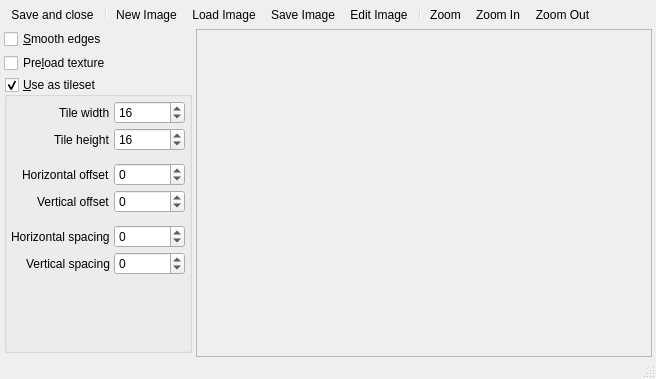
enigma-dev/RadialGM, file Editors/BackgroundEditor.ui: the form before one commit.
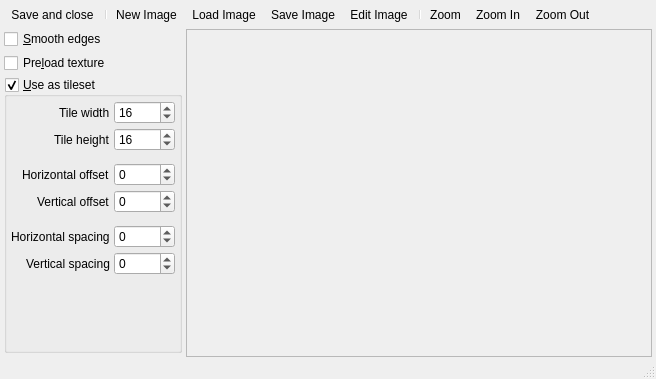
The form after the commit. Icons and pictures are not drawn. Custom widgets are drawn as their Qt base class.

Commit message: use GM5/GM8 min/max for tileset properties

```diff
--- a/Editors/BackgroundEditor.ui
+++ b/Editors/BackgroundEditor.ui
@@ -201,10 +201,10 @@
              <bool>true</bool>
             </property>
             <property name="minimum">
-             <number>-2147483647</number>
+             <number>0</number>
             </property>
             <property name="maximum">
-             <number>2147483647</number>
+             <number>32000</number>
             </property>
             <property name="value">
              <number>16</number>
@@ -227,10 +227,10 @@
              <bool>true</bool>
             </property>
             <property name="minimum">
-             <number>-2147483647</number>
+             <number>0</number>
             </property>
             <property name="maximum">
-             <number>2147483647</number>
+             <number>32000</number>
             </property>
             <property name="value">
              <number>16</number>
@@ -250,10 +250,10 @@
              <bool>true</bool>
             </property>
             <property name="minimum">
-             <number>-2147483647</number>
+             <number>0</number>
             </property>
             <property name="maximum">
-             <number>2147483647</number>
+             <number>32000</number>
             </property>
            </widget>
           </item>
@@ -270,10 +270,10 @@
              <bool>true</bool>
             </property>
             <property name="minimum">
-             <number>-2147483647</number>
+             <number>0</number>
             </property>
             <property name="maximum">
-             <number>2147483647</number>
+             <number>32000</number>
             </property>
            </widget>
           </item>
@@ -306,10 +306,10 @@
              <bool>true</bool>
             </property>
             <property name="minimum">
-             <number>-2147483647</number>
+             <number>0</number>
             </property>
             <property name="maximum">
-             <number>2147483647</number>
+             <number>32000</number>
             </property>
            </widget>
           </item>
@@ -326,10 +326,10 @@
              <bool>true</bool>
             </property>
             <property name="minimum">
-             <number>-2147483647</number>
+             <number>0</number>
             </property>
             <property name="maximum">
-             <number>2147483647</number>
+             <number>32000</number>
             </property>
            </widget>
           </item>
@@ -367,7 +367,7 @@
          <rect>
           <x>0</x>
           <y>0</y>
-          <width>375</width>
+          <width>426</width>
           <height>311</height>
          </rect>
         </property>
```
